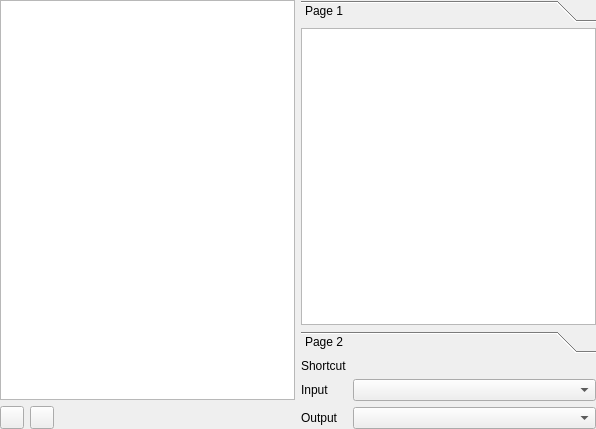
Qt form src/gui/settings/settingsexternaltools.ui (martinrotter/textosaurus) before a commit.
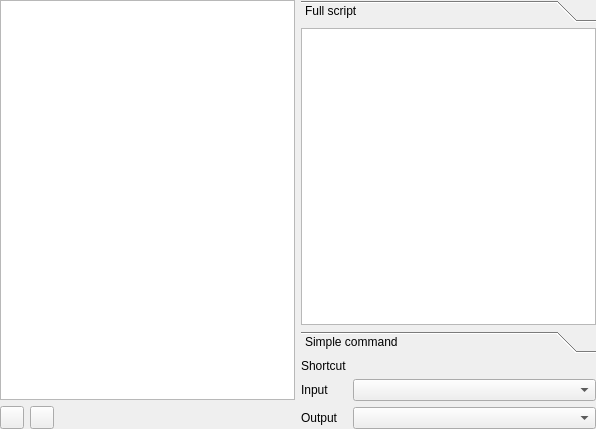
The same form after that commit. Custom widgets are drawn as their Qt base class.

What changed in the file:
```diff
--- a/src/gui/settings/settingsexternaltools.ui
+++ b/src/gui/settings/settingsexternaltools.ui
@@ -74,7 +74,7 @@
          </rect>
         </property>
         <attribute name="label">
-         <string>Page 1</string>
+         <string>Full script</string>
         </attribute>
         <layout class="QHBoxLayout" name="horizontalLayout">
          <property name="leftMargin">
@@ -104,7 +104,7 @@
          </rect>
         </property>
         <attribute name="label">
-         <string>Page 2</string>
+         <string>Simple command</string>
         </attribute>
         <layout class="QVBoxLayout" name="verticalLayout">
          <property name="leftMargin">
```
Left out of the diff: 20 changed lines with no effect on the pictures.
